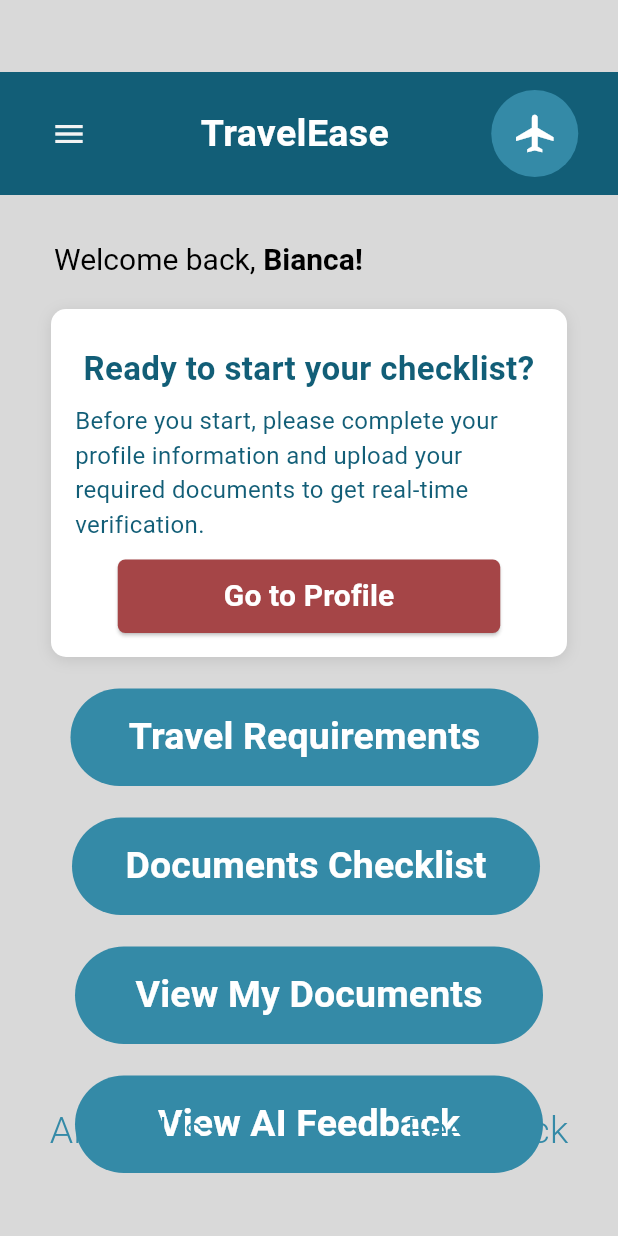
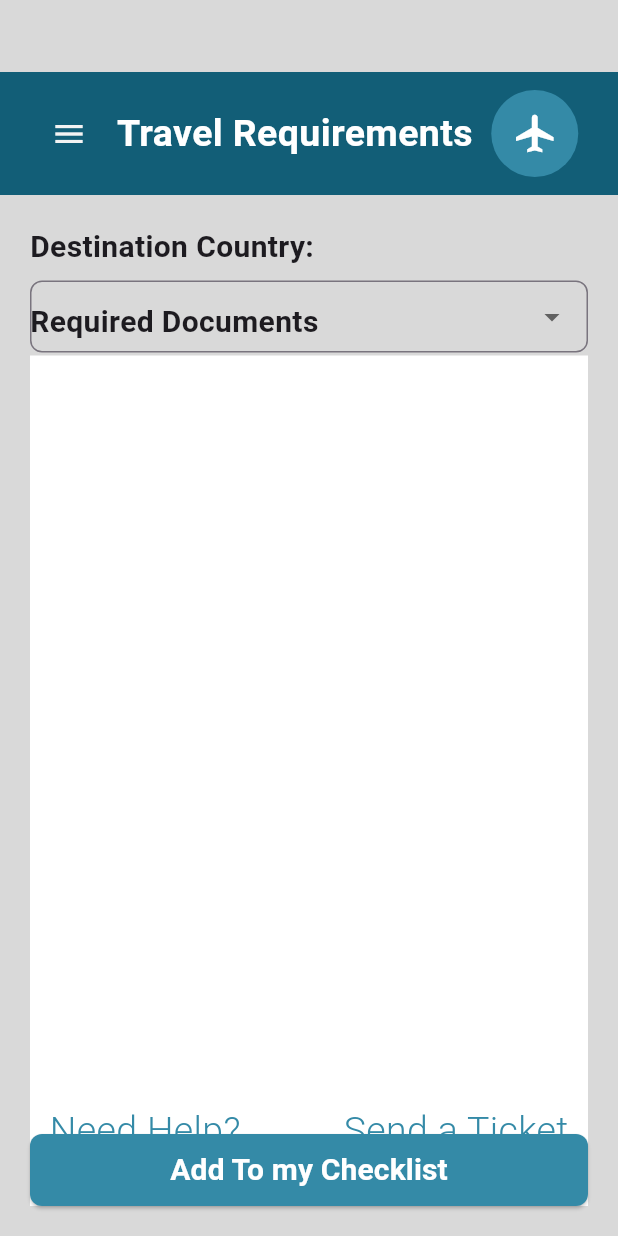
Before and after one commit to BiancaEllaOcampo/TravelEase, a Flutter app: the UserHomePage screen opened directly, after a tap on "Travel Requirements", on a phone screen of 412 x 824 dp. Run offline on Flutter 3.47's test engine with Material 3 defaults, Android fonts, the phone set to English and light mode, and no system bars; network calls fail; Roboto replaces fonts that are missing (Kumbh Sans).

Commit message:
Added user travel req and fix an oversight

```diff
--- a/lib/pages/admin_login.dart
+++ b/lib/pages/admin_login.dart
@@ -271,24 +271,6 @@ class _AdminLoginPageState extends State<AdminLoginPage> {
 
                     const SizedBox(height: 20),
 
-                    // Admin Login Link
-                    TextButton(
-                      onPressed: () {
-                        // Handle admin login
-                        _handleAdminLogin();
-                      },
-                      child: const Text(
-                        'Login as Admin/Master',
-                        style: TextStyle(
-                          color: Color(0xFF348AA7),
-                          fontSize: 17,
-                          fontWeight: FontWeight.normal,
-                          fontFamily: 'Kumbh Sans',
-                          decoration: TextDecoration.underline,
-                        ),
-                      ),
-                    ),
-
                     TextButton(
                       onPressed: () {
                         // Handle admin login
--- a/lib/pages/user_homepage.dart
+++ b/lib/pages/user_homepage.dart
@@ -1,5 +1,5 @@
 import 'package:flutter/material.dart';
-
+import 'user_travel_requirments.dart';
 class UserHomePage extends StatelessWidget {
   const UserHomePage({super.key});
 
@@ -198,7 +198,10 @@ class UserHomePage extends StatelessWidget {
               ),
               child: MaterialButton(
                 onPressed: () {
-                  // Handle travel requirements navigation
+                  Navigator.push(
+                    context,
+                    MaterialPageRoute(builder: (context) => const UserTravelRequirementsPage()),
+                  );
                 },
                 shape: RoundedRectangleBorder(
                   borderRadius: BorderRadius.circular(50),
--- /dev/null
+++ b/lib/pages/user_travel_requirments.dart
@@ -0,0 +1,219 @@
+import 'package:flutter/material.dart';
+
+
+class UserTravelRequirementsPage extends StatefulWidget {
+  const UserTravelRequirementsPage({super.key});
+
+  @override
+  State<UserTravelRequirementsPage> createState() => _UserTravelRequirementsPageState();
+}
+
+class _UserTravelRequirementsPageState extends State<UserTravelRequirementsPage> {
+  String? selectedCountry = 'Select Country';
+
+  @override
+  Widget build(BuildContext context) {
+    return Scaffold(
+      body: Stack(
+        children: [
+          // Background
+          Container(
+            width: double.infinity,
+            height: double.infinity,
+            color: const Color(0xFFD9D9D9),
+          ),
+
+          // Header Banner
+          Positioned(
+            top: 48,
+            left: 0,
+            right: 0,
+            height: 82,
+            child: Container(
+              color: const Color(0xFF125E77),
+              child: Padding(
+                padding: const EdgeInsets.symmetric(horizontal: 22),
+                child: Row(
+                  mainAxisAlignment: MainAxisAlignment.spaceBetween,
+                  children: [
+                    IconButton(
+                      onPressed: () {},
+                      icon: const Icon(
+                        Icons.menu,
+                        color: Color(0xFFF3F3F3),
+                        size: 24,
+                      ),
+                    ),
+                    const Text(
+                      'Travel Requirements',
+                      style: TextStyle(
+                        color: Colors.white,
+                        fontSize: 25,
+                        fontWeight: FontWeight.bold,
+                        fontFamily: 'Kumbh Sans',
+                      ),
+                    ),
+                    Container(
+                      width: 67,
+                      height: 58,
+                      decoration: const BoxDecoration(
+                        shape: BoxShape.circle,
+                        color: Color(0xFF348AA7),
+                      ),
+                      child: const Icon(
+                        Icons.airplanemode_active,
+                        color: Colors.white,
+                        size: 30,
+                      ),
+                    ),
+                  ],
+                ),
+              ),
+            ),
+          ),
+
+          // Content Area
+          Positioned(
+            top: 150,
+            left: 20,
+            right: 20,
+            bottom: 20,
+            child: Column(
+              crossAxisAlignment: CrossAxisAlignment.start,
+              children: [
+                const Text(
+                  'Destination Country:',
+                  style: TextStyle(
+                    fontSize: 20,
+                    fontWeight: FontWeight.bold,
+                    fontFamily: 'Kumbh Sans',
+                  ),
+                ),
+                const SizedBox(height: 8),
+                DropdownButtonFormField<String>(
+                  value: selectedCountry,
+                  items: const [
+                    DropdownMenuItem(value: 'Japan', child: Text('Japan')),
+                    DropdownMenuItem(value: 'USA', child: Text('USA')),
+                    DropdownMenuItem(value: 'France', child: Text('France')),
+                    DropdownMenuItem(value: 'Poland', child: Text('Poland')),
+                    DropdownMenuItem(value: 'Germany', child: Text('Germany')),
+                  ],
+                  onChanged: (value) {
+                    setState(() {
+                      selectedCountry = value;
+                    });
+                  },
+                  decoration: InputDecoration(
+                    contentPadding: const EdgeInsets.symmetric(horizontal: 12, vertical: 10),
+                    border: OutlineInputBorder(
+                      borderRadius: BorderRadius.circular(8),
+                    ),
+                  ),
+                ),
+              ],
+            ),
+          ),
+
+          //Requirment Lists
+          Positioned(
+            top: 200,
+            left: 20,
+            right: 20,
+            bottom: 20,
+            child: Column(
+              crossAxisAlignment: CrossAxisAlignment.start,
+              children: [
+                const Text(
+                  'Required Documents',
+                  style: TextStyle(
+                    fontSize: 20,
+                    fontWeight: FontWeight.bold,
+                    fontFamily: 'Kumbh Sans',
+                  ),
+                ),
+                const SizedBox(height: 8),
+                Expanded(
+                  child: Container(
+                    color: Colors.white,
+                    child: Column(
+                      children: [
+                        Expanded(child: Container()),
+                        SizedBox(
+                          width: double.infinity,
+                          height: 48,
+                          child: ElevatedButton(
+                            onPressed: () {
+                              // Handle view details action
+                            },
+                            style: ElevatedButton.styleFrom(
+                              backgroundColor: const Color(0xFF348AA7),
+                              shape: RoundedRectangleBorder(
+                                borderRadius: BorderRadius.circular(8),
+                              ),
+                            ),
+                            child: const Text(
+                              'Add To my Checklist',
+                              style: TextStyle(
+                                color: Colors.white,
+                                fontSize: 20,
+                                fontWeight: FontWeight.bold,
+                                fontFamily: 'Kumbh Sans',
+                              ),
+                            ),
+                          ),
+                        )
+                      ],
+                    ),
+                  ),
+                ),
+              ],
+            ),
+          ),
+
+
+
+          // Bottom Links
+          Positioned(
+            bottom: 52,
+            left: 33,
+            right: 33,
+            child: Row(
+              mainAxisAlignment: MainAxisAlignment.spaceBetween,
+              children: [
+                GestureDetector(
+                  onTap: () {
+                    // Handle About Us navigation
+                  },
+                  child: const Text(
+                    'Need Help?',
+                    style: TextStyle(
+                      color: Color(0xFF348AA7),
+                      fontSize: 25,
+                      fontWeight: FontWeight.w300,
+                      fontFamily: 'Kumbh Sans',
+                    ),
+                  ),
+                ),
+                GestureDetector(
+                  onTap: () {
+                    // Handle Feedback navigation
+                  },
+                  child: const Text(
+                    'Send a Ticket',
+                    style: TextStyle(
+                      color: Color(0xFF348AA7),
+                      fontSize: 25,
+                      fontWeight: FontWeight.w300,
+                      fontFamily: 'Kumbh Sans',
+                    ),
+                  ),
+                ),
+              ],
+            ),
+          ),
+        ],
+      ),
+    );
+  }
+}
```
